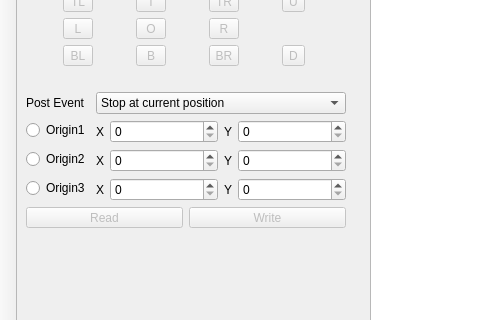
oneminute/LaserController, file src/ui/LaserControllerWindow.ui: the form before one commit; both pictures show x 0 to 480 and y 134 to 454 of the 1103 by 923 pixel window.
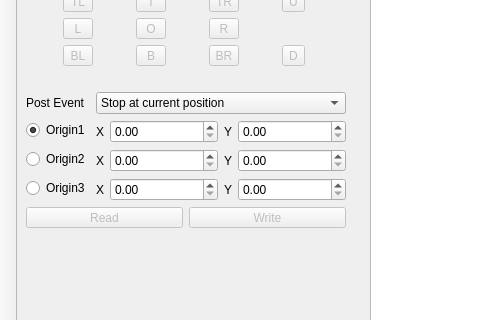
The form after the commit. Icons and pictures are not drawn. Custom widgets are drawn as their Qt base class.

What changed in the file:
```diff
--- a/src/ui/LaserControllerWindow.ui
+++ b/src/ui/LaserControllerWindow.ui
@@ -995,6 +995,9 @@
          <property name="text">
           <string>Origin1</string>
          </property>
+         <property name="checked">
+          <bool>true</bool>
+         </property>
         </widget>
        </item>
        <item row="2" column="0">
@@ -1027,7 +1030,7 @@
           </widget>
          </item>
          <item>
-          <widget class="QSpinBox" name="spinBoxOrigin1X">
+          <widget class="QDoubleSpinBox" name="doubleSpinBoxOrigin1X">
            <property name="sizePolicy">
             <sizepolicy hsizetype="Preferred" vsizetype="Fixed">
              <horstretch>0</horstretch>
@@ -1050,7 +1053,7 @@
           </widget>
          </item>
          <item>
-          <widget class="QSpinBox" name="spinBoxOrigin1Y">
+          <widget class="QDoubleSpinBox" name="doubleSpinBoxOrigin1Y">
            <property name="sizePolicy">
             <sizepolicy hsizetype="Preferred" vsizetype="Fixed">
              <horstretch>0</horstretch>
@@ -1077,7 +1080,7 @@
           </widget>
          </item>
          <item>
-          <widget class="QSpinBox" name="spinBoxOrigin2X">
+          <widget class="QDoubleSpinBox" name="doubleSpinBoxOrigin2X">
            <property name="sizePolicy">
             <sizepolicy hsizetype="Preferred" vsizetype="Fixed">
              <horstretch>0</horstretch>
@@ -1100,7 +1103,7 @@
           </widget>
          </item>
          <item>
-          <widget class="QSpinBox" name="spinBoxOrigin2Y">
+          <widget class="QDoubleSpinBox" name="doubleSpinBoxOrigin2Y">
            <property name="sizePolicy">
             <sizepolicy hsizetype="Preferred" vsizetype="Fixed">
              <horstretch>0</horstretch>
@@ -1127,7 +1130,7 @@
           </widget>
          </item>
          <item>
-          <widget class="QSpinBox" name="spinBoxOrigin3X">
+          <widget class="QDoubleSpinBox" name="doubleSpinBoxOrigin3X">
            <property name="sizePolicy">
             <sizepolicy hsizetype="Preferred" vsizetype="Fixed">
              <horstretch>0</horstretch>
@@ -1150,7 +1153,7 @@
           </widget>
          </item>
          <item>
-          <widget class="QSpinBox" name="spinBoxOrigin3Y">
+          <widget class="QDoubleSpinBox" name="doubleSpinBoxOrigin3Y">
            <property name="sizePolicy">
             <sizepolicy hsizetype="Preferred" vsizetype="Fixed">
              <horstretch>0</horstretch>
```
Left out of the diff: 2 changed lines with no effect on the pictures.
